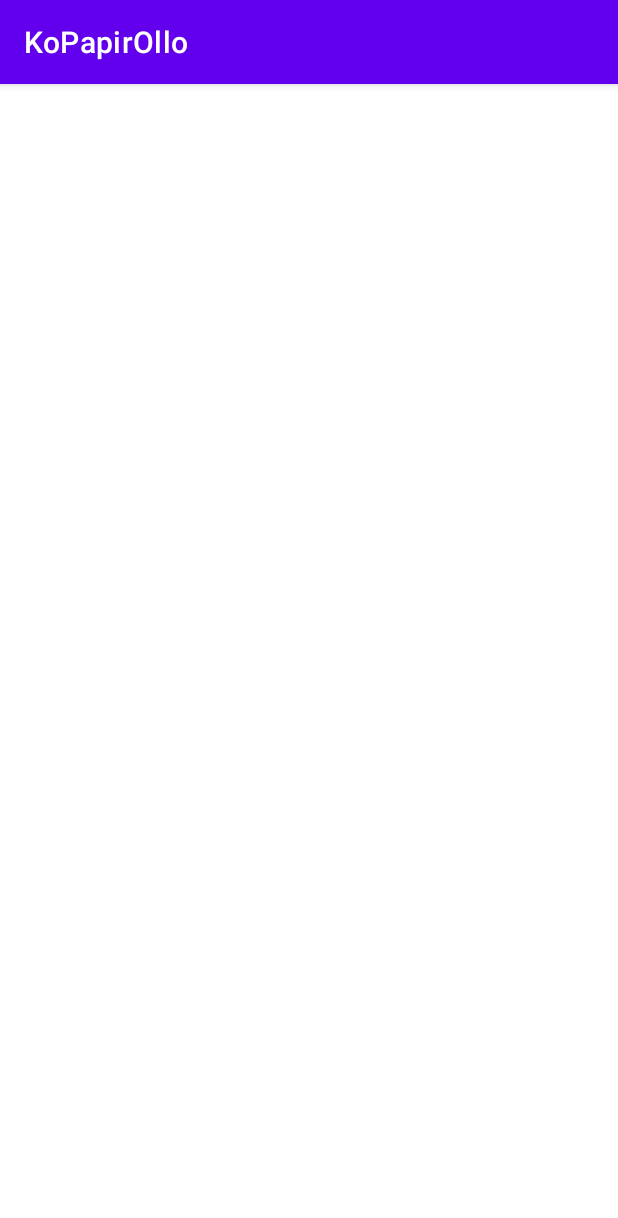
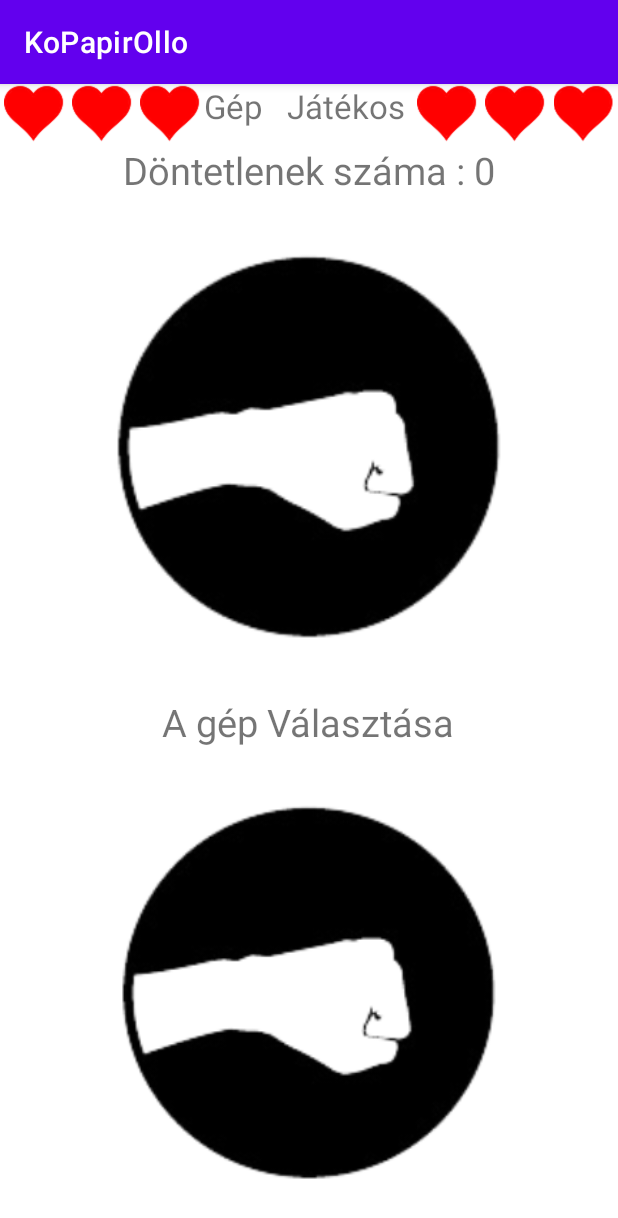
Before and after one commit to Parter-f/KoPapirOllo, an Android app: the screen it shows after launch (MainActivity), on a phone screen of 412 x 824 dp. Shown: the top 1218 px of the screen. Run offline under Robolectric (Android 15) with nearby library versions, the light colour scheme and no system bars.

Commit message:
kinézet készen

```diff
--- a/app/src/main/res/layout/activity_main.xml
+++ b/app/src/main/res/layout/activity_main.xml
@@ -4,14 +4,157 @@
     xmlns:tools="http://schemas.android.com/tools"
     android:layout_width="match_parent"
     android:layout_height="match_parent"
+    android:layout_gravity="center"
     tools:context=".MainActivity">
 
     <LinearLayout
         android:layout_width="match_parent"
         android:layout_height="wrap_content"
+        android:id="@+id/hpbar"
+        >
+
+        <ImageView
+            android:layout_width="40dp"
+            android:layout_height="40dp"
+            android:src="@drawable/heart2"
+            android:id="@+id/gephp1"
+            android:layout_weight="1"
+            />
+        <ImageView
+            android:layout_width="40dp"
+            android:layout_height="40dp"
+            android:src="@drawable/heart2"
+            android:id="@+id/gephp2"
+            android:layout_weight="1"
+            />
+        <ImageView
+            android:layout_width="40dp"
+            android:layout_height="40dp"
+            android:src="@drawable/heart2"
+            android:id="@+id/gephp3"
+            android:layout_weight="1"
+            />
+        <TextView
+            android:layout_width="wrap_content"
+            android:layout_height="match_parent"
+            android:text="Gép"
+            android:textSize="10pt"
+            android:layout_weight="1"
+            />
+        <TextView
+            android:layout_width="wrap_content"
+            android:layout_height="match_parent"
+            android:text="  Játékos"
+            android:textSize="10pt"
+            android:layout_weight="1"
+            android:layout_gravity="right"
+            />
+
+        <ImageView
+            android:layout_width="40dp"
+            android:layout_height="40dp"
+            android:src="@drawable/heart2"
+            android:id="@+id/playerhp1"
+            android:layout_weight="1"
+            android:layout_gravity="right"
+
+            />
+        <ImageView
+            android:layout_width="40dp"
+            android:layout_height="40dp"
+            android:src="@drawable/heart2"
+            android:id="@+id/playerhp2"
+            android:layout_weight="1"
+            android:layout_gravity="right"
+
+            />
+        <ImageView
+            android:layout_width="40dp"
+            android:layout_height="40dp"
+            android:src="@drawable/heart2"
+            android:id="@+id/playerhp3"
+            android:layout_weight="1"
+            android:layout_gravity="right"
+
+            />
+
+    </LinearLayout>
+    <TextView
+        android:id="@+id/dontetlenszoveg"
+        android:layout_width="wrap_content"
+        android:layout_height="wrap_content"
+        android:text="Döntetlenek száma : 0"
+        android:layout_centerInParent="true"
+        android:layout_below="@id/hpbar"
+        android:textSize="25dp"
+
+        />
+    <ImageView
+        android:id="@+id/gepvalasztas"
+        android:layout_width="match_parent"
+        android:layout_height="500px"
+        android:layout_below="@id/dontetlenszoveg"
+        android:src="@drawable/rock"
+        />
+    <TextView
+        android:id="@+id/gepvalasztasszoveg"
+        android:layout_width="wrap_content"
+        android:layout_height="wrap_content"
+        android:layout_below="@id/gepvalasztas"
+        android:textSize="25dp"
+        android:text="A gép Választása"
+        android:layout_centerInParent="true"
+
+        />
+    <ImageView
+        android:id="@+id/playervalasztas"
+        android:layout_width="match_parent"
+        android:layout_height="500px"
+        android:layout_below="@id/gepvalasztasszoveg"
+        android:src="@drawable/rock"
+
+        />
+    <TextView
+        android:id="@+id/playervalasztasszoveg"
+        android:layout_width="wrap_content"
+        android:layout_height="wrap_content"
+        android:layout_below="@id/playervalasztas"
+        android:textSize="25dp"
+        android:text="A te Választása"
+        android:layout_centerInParent="true"
+
+        />
+    <LinearLayout
+        android:layout_width="wrap_content"
+        android:layout_height="wrap_content"
+        android:layout_below="@id/playervalasztasszoveg"
+        android:layout_gravity="center"
+        android:orientation="horizontal"
+        >
+        <ImageView
+            android:id="@+id/valasztasko"
+            android:layout_width="125dp"
+            android:layout_height="125dp"
+            android:src="@drawable/rock"
+            />
+        <ImageView
+            android:id="@+id/valasztaspapir"
+            android:layout_width="125dp"
+            android:layout_height="125dp"
+            android:src="@drawable/paper"
+            />
+        <ImageView
+            android:id="@+id/valasztasollo"
+            android:layout_width="125dp"
+            android:layout_height="125dp"
+            android:src="@drawable/paper"
+            />
 
 
-        />
+
+
+    </LinearLayout>
+
 
 
 
```
